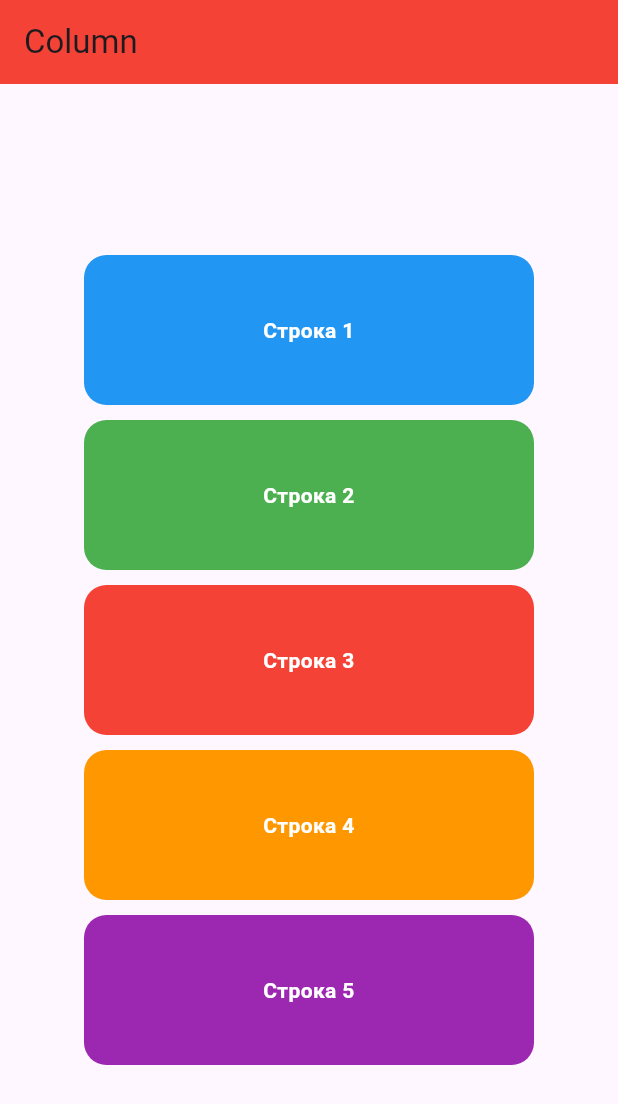
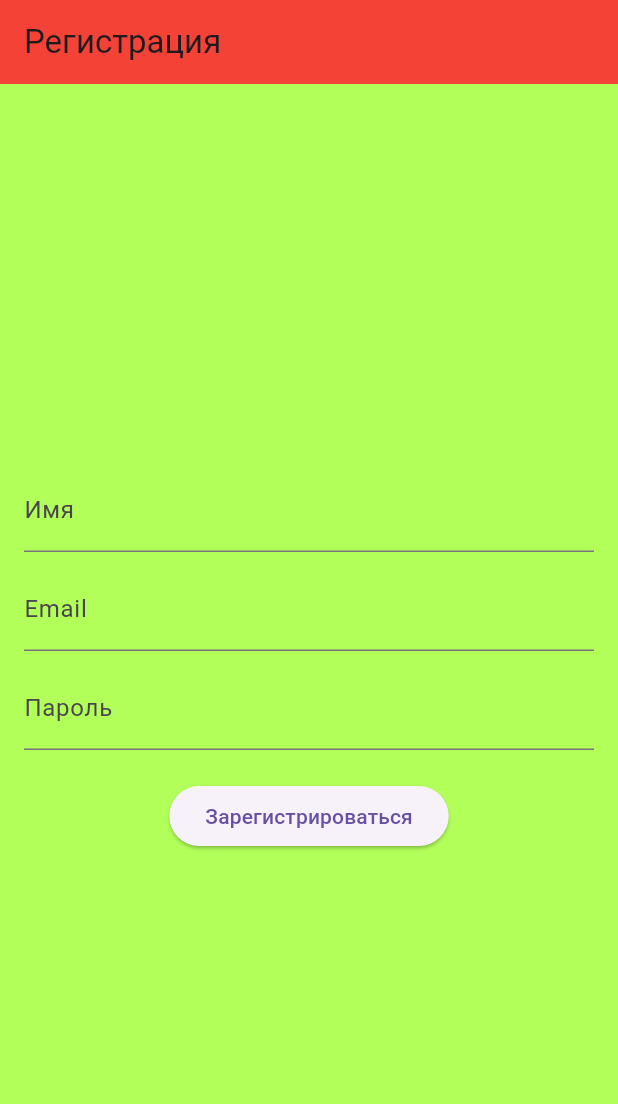
Before and after one commit to Mogohtml/flutter-3, a Flutter app: the screen it shows after launch, on a phone screen of 412 x 824 dp. Shown: the top 1104 px of the screen. Run offline on Flutter 3.47's test engine with Material 3 defaults, Android fonts, the phone set to English and light mode, and no system bars.

Commit message:
first commit

```diff
--- a/lib/main.dart
+++ b/lib/main.dart
@@ -8,106 +8,58 @@ class MyApp extends StatelessWidget {
   @override
   Widget build(BuildContext context) {
     return MaterialApp(
-      home: Scaffold(
-        appBar: AppBar(
-          title: Text('Column'),
-            backgroundColor: Colors.red
-        ),
-        body: Center(
+      initialRoute: '/',
+      routes: {
+        '/': (context) => RegisterScreen(),
+        '/login': (context) => LoginScreen(),
+      },
+    );
+  }
+}
+
+class RegisterScreen extends StatelessWidget {
+  @override
+  Widget build(BuildContext context) {
+    return Scaffold(
+      backgroundColor: Colors.lightGreenAccent,
+      appBar: AppBar(
+        title: Text('Регистрация'),
+        backgroundColor: Colors.red,
+
+      ),
+      body: Center(
+        child: Padding(
+          padding: const EdgeInsets.all(16.0),
           child: Column(
             mainAxisAlignment: MainAxisAlignment.center,
-            children: [
-              Container(
-                width: 300,
-                height: 100,
-                decoration: BoxDecoration(
-                  color: Colors.blue,
-                  borderRadius: BorderRadius.circular(15),
-                ),
-                child: Center(
-                  child: Text(
-                    'Строка 1',
-                    textAlign: TextAlign.center,
-                    style: TextStyle(
-                      color: Colors.white,
-                      fontWeight: FontWeight.bold,
-                    ),
-                  ),
+            children: <Widget>[
+              TextField(
+                style: TextStyle(color: Colors.black),
+                decoration: InputDecoration(
+                  labelText: 'Имя',
+
+
                 ),
               ),
               SizedBox(height: 10),
-              Container(
-                width: 300,
-                height: 100,
-                decoration: BoxDecoration(
-                  color: Colors.green,
-                  borderRadius: BorderRadius.circular(15),
-                ),
-                child: Center(
-                  child: Text(
-                    'Строка 2',
-                    textAlign: TextAlign.center,
-                    style: TextStyle(
-                      color: Colors.white,
-                      fontWeight: FontWeight.bold,
-                    ),
-                  ),
-                ),
-              ),
-              SizedBox(height: 10 ),
-              Container(
-                width: 300,
-                height: 100,
-                decoration: BoxDecoration(
-                  color: Colors.red,
-                  borderRadius: BorderRadius.circular(15),
-                ),
-                child: Center(
-                  child: Text(
-                    'Строка 3',
-                    textAlign: TextAlign.center,
-                    style: TextStyle(
-                      color: Colors.white,
-                      fontWeight: FontWeight.bold,
-                    ),
-                  ),
+              TextField(
+                decoration: InputDecoration(
+                  labelText: 'Email',
                 ),
               ),
               SizedBox(height: 10),
-              Container(
-                width: 300,
-                height: 100,
-                decoration: BoxDecoration(
-                  color: Colors.orange,
-                  borderRadius: BorderRadius.circular(15),
-                ),
-                child: Center(
-                  child: Text(
-                    'Строка 4',
-                    textAlign: TextAlign.center,
-                    style: TextStyle(
-                        color: Colors.white, fontWeight: FontWeight.bold),
-                  ),
+              TextField(
+                obscureText: true,
+                decoration: InputDecoration(
+                  labelText: 'Пароль',
                 ),
               ),
-              SizedBox(height: 10),
-              Container(
-                width: 300,
-                height: 100,
-                decoration: BoxDecoration(
-                  color: Colors.purple,
-                  borderRadius: BorderRadius.circular(15),
-                ),
-                child: Center(
-                  child: Text(
-                    'Строка 5',
-                    textAlign: TextAlign.center,
-                    style: TextStyle(
-                      color: Colors.white,
-                      fontWeight: FontWeight.bold,
-                    ),
-                  ),
-                ),
+              SizedBox(height: 20),
+              ElevatedButton(
+                child: Text('Зарегистрироваться'),
+                onPressed: () {
+                  Navigator.pushNamed(context, '/login');
+                },
               ),
             ],
           ),
@@ -116,3 +68,45 @@ class MyApp extends StatelessWidget {
     );
   }
 }
+
+class LoginScreen extends StatelessWidget {
+  @override
+  Widget build(BuildContext context) {
+    return Scaffold(
+      backgroundColor: Colors.lightGreenAccent,
+      appBar: AppBar(
+        title: Text('Авторизация'),
+        backgroundColor: Colors.red,
+      ),
+      body: Center(
+        child: Padding(
+          padding: const EdgeInsets.all(16.0),
+          child: Column(
+            mainAxisAlignment: MainAxisAlignment.center,
+            children: <Widget>[
+              TextField(
+                decoration: InputDecoration(
+                  labelText: 'Email',
+                ),
+              ),
+              SizedBox(height: 10),
+              TextField(
+                obscureText: true,
+                decoration: InputDecoration(
+                  labelText: 'Пароль',
+                ),
+              ),
+              SizedBox(height: 20),
+              ElevatedButton(
+                child: Text('Войти'),
+                onPressed: () {
+                  // Добавьте здесь логику для авторизации
+                },
+              ),
+            ],
+          ),
+        ),
+      ),
+    );
+  }
+}
```
